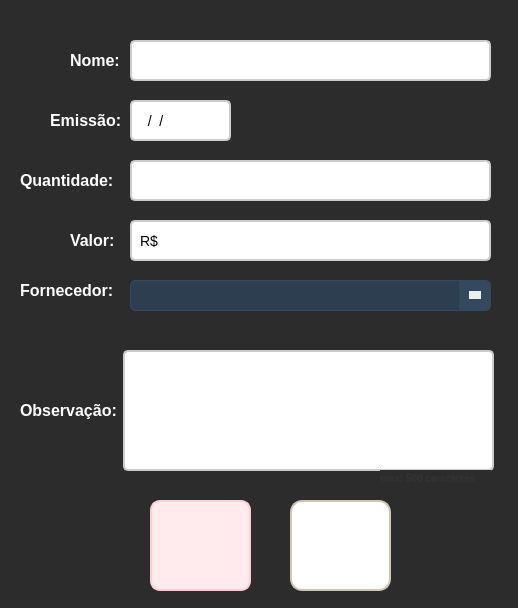
The window that Erp/Frames/frm_DadosProdutos.ui (ArielAraujo18/ErpSistema) describes before a commit, drawn with Qt 5.
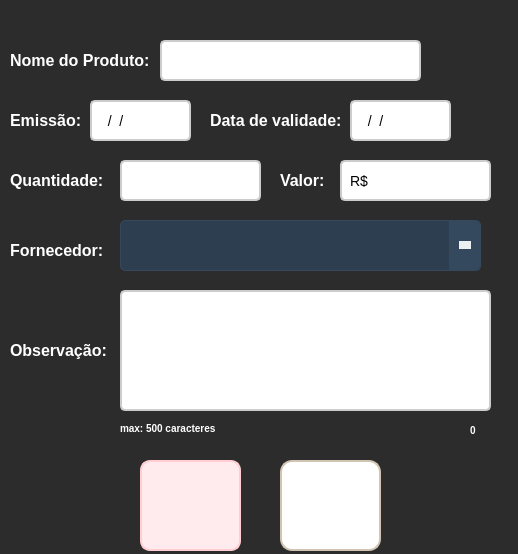
The same window after the commit. Icons and pictures are not drawn.

```diff
--- a/Erp/Frames/frm_DadosProdutos.ui
+++ b/Erp/Frames/frm_DadosProdutos.ui
@@ -7,7 +7,7 @@
     <x>0</x>
     <y>0</y>
     <width>518</width>
-    <height>608</height>
+    <height>554</height>
    </rect>
   </property>
   <property name="windowTitle">
@@ -21,9 +21,9 @@
   <widget class="QLabel" name="lbl_nome">
    <property name="geometry">
     <rect>
-     <x>70</x>
+     <x>10</x>
      <y>50</y>
-     <width>61</width>
+     <width>141</width>
      <height>21</height>
     </rect>
    </property>
@@ -37,15 +37,15 @@
 </string>
    </property>
    <property name="text">
-    <string>Nome:</string>
+    <string>Nome do Produto:</string>
    </property>
   </widget>
   <widget class="QLineEdit" name="txt_nome">
    <property name="geometry">
     <rect>
-     <x>130</x>
+     <x>160</x>
      <y>40</y>
-     <width>361</width>
+     <width>261</width>
      <height>41</height>
     </rect>
    </property>
@@ -70,7 +70,7 @@
   <widget class="QLabel" name="lbl_qtd">
    <property name="geometry">
     <rect>
-     <x>20</x>
+     <x>10</x>
      <y>170</y>
      <width>101</width>
      <height>20</height>
@@ -92,10 +92,10 @@
   <widget class="QLabel" name="lbl_Valor">
    <property name="geometry">
     <rect>
-     <x>70</x>
-     <y>230</y>
+     <x>280</x>
+     <y>170</y>
      <width>51</width>
-     <height>20</height>
+     <height>21</height>
     </rect>
    </property>
    <property name="styleSheet">
@@ -114,8 +114,8 @@
   <widget class="QPushButton" name="btn_cancelar">
    <property name="geometry">
     <rect>
-     <x>150</x>
-     <y>500</y>
+     <x>140</x>
+     <y>460</y>
      <width>101</width>
      <height>91</height>
     </rect>
@@ -159,9 +159,9 @@
   <widget class="QLineEdit" name="txt_qtd">
    <property name="geometry">
     <rect>
-     <x>130</x>
+     <x>120</x>
      <y>160</y>
-     <width>361</width>
+     <width>141</width>
      <height>41</height>
     </rect>
    </property>
@@ -182,9 +182,6 @@
 }
 </string>
    </property>
-   <property name="inputMask">
-    <string>00000000000000000000000000000000000000000000000000</string>
-   </property>
    <property name="text">
     <string/>
    </property>
@@ -192,9 +189,9 @@
   <widget class="QLineEdit" name="txt_valor">
    <property name="geometry">
     <rect>
-     <x>130</x>
-     <y>220</y>
-     <width>361</width>
+     <x>340</x>
+     <y>160</y>
+     <width>151</width>
      <height>41</height>
     </rect>
    </property>
@@ -222,8 +219,8 @@
   <widget class="QLabel" name="lbl_Fornecedor">
    <property name="geometry">
     <rect>
-     <x>20</x>
-     <y>280</y>
+     <x>10</x>
+     <y>240</y>
      <width>101</width>
      <height>20</height>
     </rect>
@@ -244,8 +241,8 @@
   <widget class="QLabel" name="lbl_obs">
    <property name="geometry">
     <rect>
-     <x>20</x>
-     <y>400</y>
+     <x>10</x>
+     <y>340</y>
      <width>101</width>
      <height>20</height>
     </rect>
@@ -266,8 +263,8 @@
   <widget class="QPushButton" name="btn_cadastrar">
    <property name="geometry">
     <rect>
-     <x>290</x>
-     <y>500</y>
+     <x>280</x>
+     <y>460</y>
      <width>101</width>
      <height>91</height>
     </rect>
@@ -306,10 +303,10 @@
   <widget class="QComboBox" name="comboBox">
    <property name="geometry">
     <rect>
-     <x>130</x>
-     <y>280</y>
+     <x>120</x>
+     <y>220</y>
      <width>361</width>
-     <height>31</height>
+     <height>51</height>
     </rect>
    </property>
    <property name="styleSheet">
@@ -425,8 +422,8 @@
   <widget class="QTextEdit" name="textEdit">
    <property name="geometry">
     <rect>
-     <x>123</x>
-     <y>350</y>
+     <x>120</x>
+     <y>290</y>
      <width>371</width>
      <height>121</height>
     </rect>
@@ -453,16 +450,16 @@
   <widget class="QLabel" name="lbl_maxCarac">
    <property name="geometry">
     <rect>
-     <x>380</x>
-     <y>470</y>
-     <width>111</width>
+     <x>120</x>
+     <y>420</y>
+     <width>101</width>
      <height>16</height>
     </rect>
    </property>
    <property name="styleSheet">
     <string notr="true">QLabel {
     font-size: 10px;
-    color: #333333;
+    color: #FFFFFF;
     font-weight: bold;
     text-shadow: 1px 1px 2px rgba(0, 0, 0, 0.4);
 }
@@ -475,7 +472,7 @@
   <widget class="QLineEdit" name="txt_nome_2">
    <property name="geometry">
     <rect>
-     <x>130</x>
+     <x>90</x>
      <y>100</y>
      <width>101</width>
      <height>41</height>
@@ -508,7 +505,7 @@
   <widget class="QLabel" name="lbl_nome_2">
    <property name="geometry">
     <rect>
-     <x>50</x>
+     <x>10</x>
      <y>110</y>
      <width>71</width>
      <height>21</height>
@@ -527,6 +524,83 @@
     <string>Emissão:</string>
    </property>
   </widget>
+  <widget class="QLabel" name="lbl_nome_3">
+   <property name="geometry">
+    <rect>
+     <x>210</x>
+     <y>110</y>
+     <width>131</width>
+     <height>21</height>
+    </rect>
+   </property>
+   <property name="styleSheet">
+    <string notr="true">QLabel {
+    font-size: 16px;
+    color: #FFFFFF;
+    font-weight: bold;
+    text-shadow: 1px 1px 2px rgba(0, 0, 0, 0.4);
+}
+</string>
+   </property>
+   <property name="text">
+    <string>Data de validade:</string>
+   </property>
+  </widget>
+  <widget class="QLineEdit" name="txt_nome_3">
+   <property name="geometry">
+    <rect>
+     <x>350</x>
+     <y>100</y>
+     <width>101</width>
+     <height>41</height>
+    </rect>
+   </property>
+   <property name="styleSheet">
+    <string notr="true">QLineEdit {
+    border: 2px solid #cccccc; 
+    border-radius: 5px; 
+    padding: 6px; 
+    font-size: 14px; 
+    background-color: #ffffff;
+    transition: all 0.3s ease;
+	color: #000000;
+}
+
+QLineEdit:hover {
+    border: 2px solid #3f51b5; 
+    background-color: #f5f5f5; 
+}
+</string>
+   </property>
+   <property name="inputMask">
+    <string>00/00/0000</string>
+   </property>
+   <property name="text">
+    <string>//</string>
+   </property>
+  </widget>
+  <widget class="QLabel" name="lbl_maxCarac_2">
+   <property name="geometry">
+    <rect>
+     <x>470</x>
+     <y>420</y>
+     <width>21</width>
+     <height>21</height>
+    </rect>
+   </property>
+   <property name="styleSheet">
+    <string notr="true">QLabel {
+    font-size: 10px;
+    color: #FFFFFF;
+    font-weight: bold;
+    text-shadow: 1px 1px 2px rgba(0, 0, 0, 0.4);
+}
+</string>
+   </property>
+   <property name="text">
+    <string>0</string>
+   </property>
+  </widget>
  </widget>
  <resources>
   <include location="../Img/icon_voltar.qrc"/>
```
